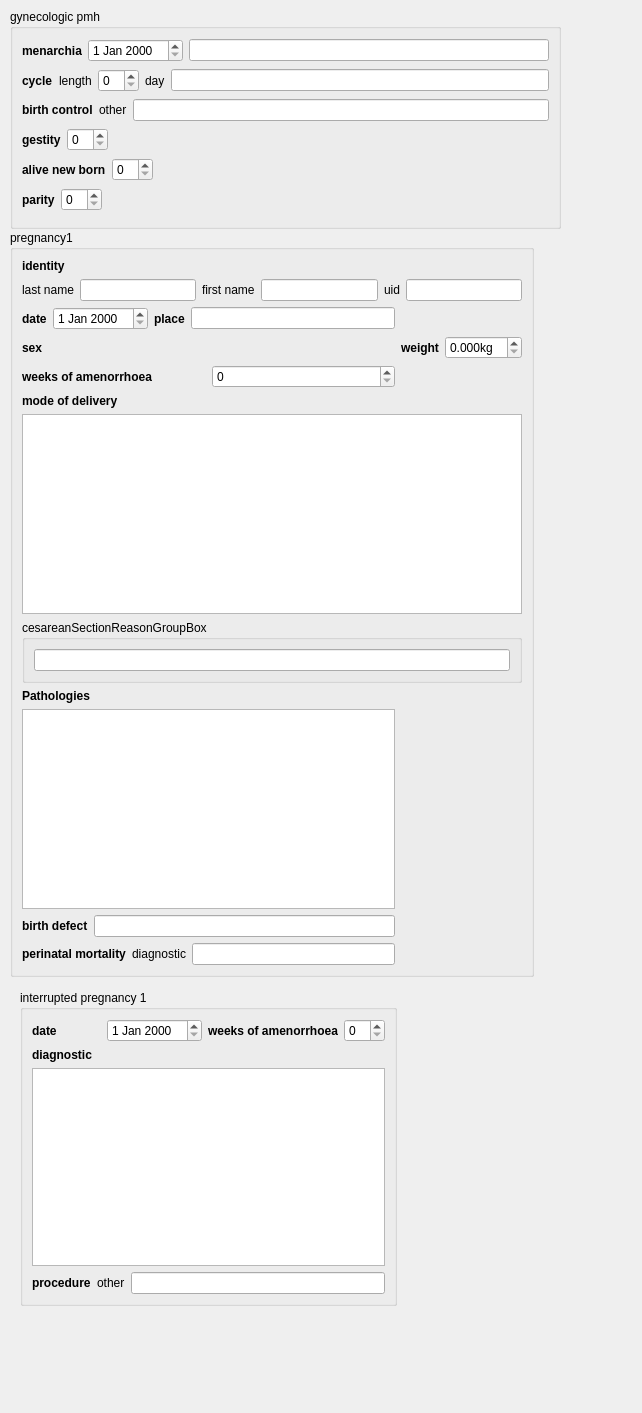
Above: forms/subforms/maternity/obstetrics/pmhgynobst/ui/xx/pmhgynobst.ui from maternite/freehealth before the change. Below: the same form after it.
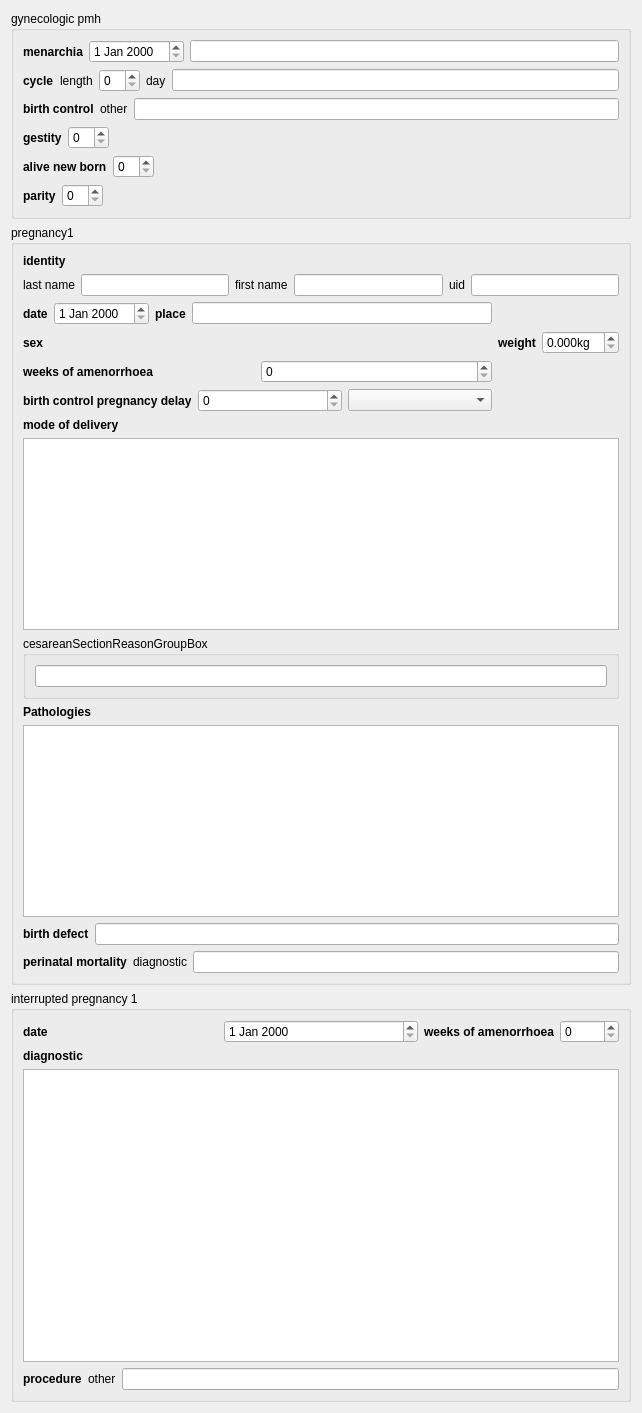
That is the form after the change.

Commit message: pmh completed pregnancy: creation, ui done

The edit to the form file:
```diff
--- a/forms/subforms/maternity/obstetrics/pmhgynobst/ui/xx/pmhgynobst.ui
+++ b/forms/subforms/maternity/obstetrics/pmhgynobst/ui/xx/pmhgynobst.ui
@@ -13,15 +13,9 @@
   <property name="windowTitle">
    <string>Form</string>
   </property>
+  <layout class="QVBoxLayout" name="verticalLayout_5">
+   <item>
   <widget class="QGroupBox" name="groupBox">
-   <property name="geometry">
-    <rect>
-     <x>10</x>
-     <y>9</y>
-     <width>551</width>
-     <height>220</height>
-    </rect>
-   </property>
    <property name="title">
     <string>gynecologic pmh</string>
    </property>
@@ -227,15 +221,9 @@
     </item>
    </layout>
   </widget>
+   </item>
+   <item>
   <widget class="QGroupBox" name="pregnancy1GroupBox">
-   <property name="geometry">
-    <rect>
-     <x>10</x>
-     <y>230</y>
-     <width>524</width>
-     <height>747</height>
-    </rect>
-   </property>
    <property name="title">
     <string>pregnancy1</string>
    </property>
@@ -393,7 +381,30 @@
       </item>
      </layout>
     </item>
-    <item row="4" column="0" colspan="2">
+      <item row="4" column="0">
+       <layout class="QHBoxLayout" name="horizontalLayout_16">
+        <item>
+         <widget class="QLabel" name="p1BirthControlPregnancyDelayLabel">
+          <property name="font">
+           <font>
+            <weight>75</weight>
+            <bold>true</bold>
+           </font>
+          </property>
+          <property name="text">
+           <string>birth control pregnancy delay</string>
+          </property>
+         </widget>
+        </item>
+        <item>
+         <widget class="QSpinBox" name="p1BirthControlPregnancyDelaySpinBox"/>
+        </item>
+        <item>
+         <widget class="QComboBox" name="p1BirthControlPregnancyDelayComboBox"/>
+        </item>
+       </layout>
+      </item>
+      <item row="5" column="0" colspan="2">
      <layout class="QVBoxLayout" name="verticalLayout_2">
       <item>
        <widget class="QLabel" name="p1ModeOfDeliveryLabel">
@@ -413,19 +424,7 @@
       </item>
      </layout>
     </item>
-    <item row="5" column="0" colspan="2">
-     <widget class="QGroupBox" name="cesareanSectionReasonGroupBox">
-      <property name="title">
-       <string>cesareanSectionReasonGroupBox</string>
-      </property>
-      <layout class="QHBoxLayout" name="horizontalLayout_13">
-       <item>
-        <widget class="QLineEdit" name="cesareanSectionReasonLlineEdit"/>
-       </item>
-      </layout>
-     </widget>
-    </item>
-    <item row="6" column="0">
+      <item row="7" column="0" colspan="2">
      <layout class="QVBoxLayout" name="verticalLayout_3">
       <item>
        <widget class="QLabel" name="p1PathologiesLabel">
@@ -445,7 +444,7 @@
       </item>
      </layout>
     </item>
-    <item row="7" column="0">
+      <item row="8" column="0" colspan="2">
      <layout class="QHBoxLayout" name="horizontalLayout_12">
       <item>
        <widget class="QLabel" name="label">
@@ -465,7 +464,7 @@
       </item>
      </layout>
     </item>
-    <item row="8" column="0">
+      <item row="9" column="0" colspan="2">
      <layout class="QHBoxLayout" name="horizontalLayout_11">
       <item>
        <widget class="QLabel" name="p1PerinatalMortalityLabel">
@@ -495,17 +494,23 @@
       </item>
      </layout>
     </item>
-   </layout>
-  </widget>
+      <item row="6" column="0" colspan="2">
+       <widget class="QGroupBox" name="cesareanSectionReasonGroupBox">
+        <property name="title">
+         <string>cesareanSectionReasonGroupBox</string>
+        </property>
+        <layout class="QHBoxLayout" name="horizontalLayout_13">
+         <item>
+          <widget class="QLineEdit" name="cesareanSectionReasonLlineEdit"/>
+         </item>
+        </layout>
+       </widget>
+      </item>
+     </layout>
+    </widget>
+   </item>
+   <item>
   <widget class="QGroupBox" name="ip1GroupBox">
-   <property name="geometry">
-    <rect>
-     <x>20</x>
-     <y>990</y>
-     <width>377</width>
-     <height>316</height>
-    </rect>
-   </property>
    <property name="title">
     <string>interrupted pregnancy 1</string>
    </property>
@@ -598,6 +603,8 @@
     </item>
    </layout>
   </widget>
+   </item>
+  </layout>
  </widget>
  <resources/>
  <connections/>
```
Lines whose indentation alone changed are shown as unchanged. The commit also changes 2 other files.
